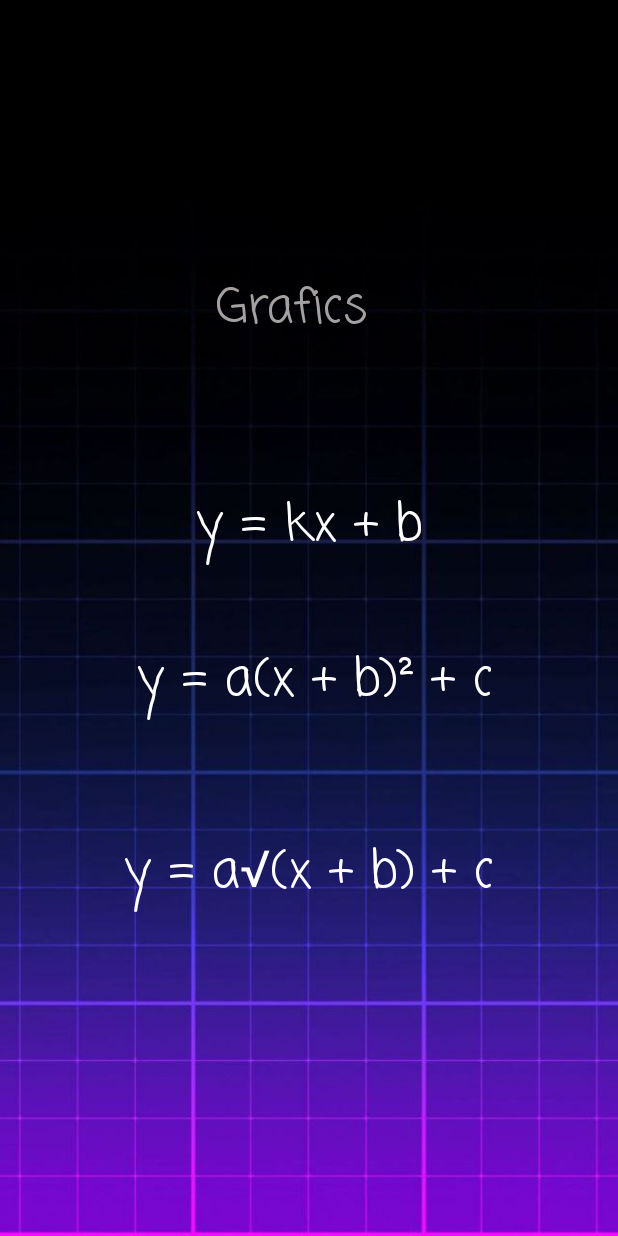
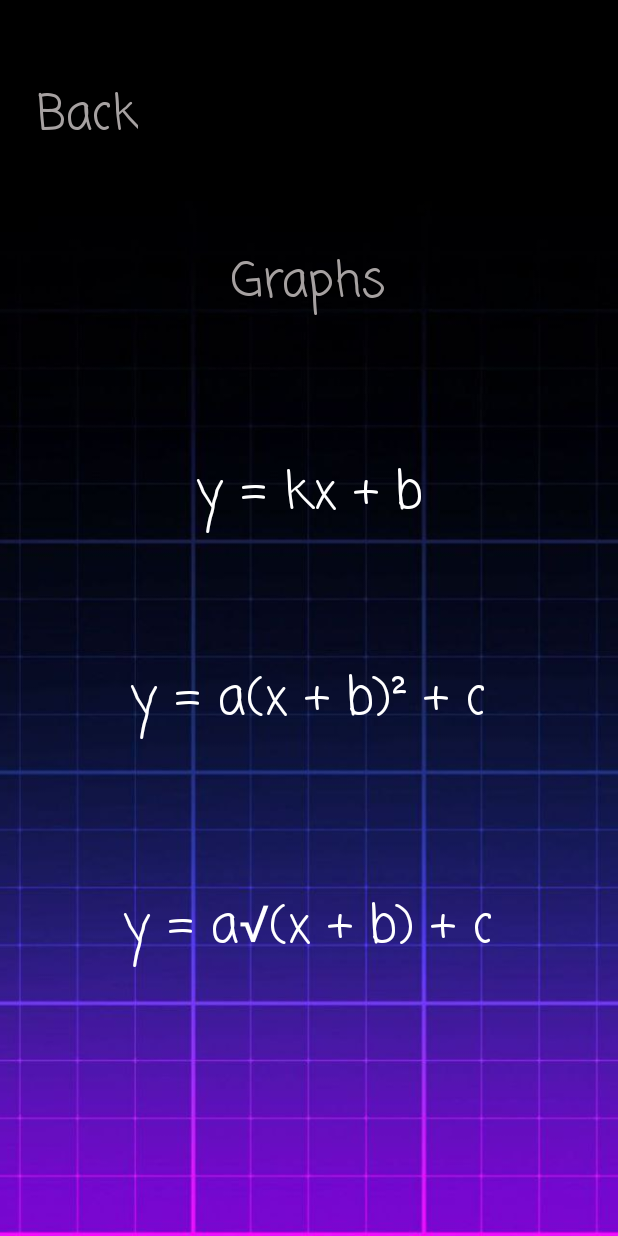
Before and after one commit to fasolka12345/MyGrafics, an Android app: the AboutActivity screen opened directly, with no data from a screen before it, after a tap on "Start", on a phone screen of 412 x 824 dp. Run offline under Robolectric (Android 15) with nearby library versions, the phone set to English and light mode, and no system bars.

Commit message:
Version 9.9.9

```diff
--- a/app/src/main/java/com/example/mygrafics/AboutActivity.java
+++ b/app/src/main/java/com/example/mygrafics/AboutActivity.java
@@ -15,10 +15,17 @@ public class AboutActivity extends AppCompatActivity {
         setContentView(R.layout.activity_about); //
 
         View start = findViewById(R.id.textView13);
-        start.setOnClickListener(this::clickStart);//
+        start.setOnClickListener(this::clickStart);
+
+        View back = findViewById(R.id.textView10);
+        back.setOnClickListener(this::clickBackAbout);//
     }
     public void clickStart(View view) {
         Intent intent = new Intent(getApplicationContext(), GraficsActivity.class);
         startActivity(intent);
     }
+
+    public void clickBackAbout(View view) {
+        finishAndRemoveTask();
+    }
 }
--- a/app/src/main/java/com/example/mygrafics/GraficsActivity.java
+++ b/app/src/main/java/com/example/mygrafics/GraficsActivity.java
@@ -22,6 +22,9 @@ public class GraficsActivity extends AppCompatActivity {
 
         View root = findViewById(R.id.textRoot);
         root.setOnClickListener(this::clickRoot);
+
+        View back = findViewById(R.id.textBack);
+        back.setOnClickListener(this::clickBackGrafics);
     }
 
     public void clickDirect(View view) {
@@ -38,4 +41,8 @@ public class GraficsActivity extends AppCompatActivity {
         Intent intent = new Intent(getApplicationContext(), RootActivity.class);
         startActivity(intent);
     }
+
+    public void clickBackGrafics(View view) {
+        finishAndRemoveTask();
+    }
 }
--- a/app/src/main/res/layout/activity_grafics.xml
+++ b/app/src/main/res/layout/activity_grafics.xml
@@ -11,19 +11,37 @@
         android:id="@+id/imageView2"
         android:layout_width="match_parent"
         android:layout_height="match_parent"
+        android:scaleType="centerCrop"
         app:layout_constraintBottom_toBottomOf="parent"
         app:layout_constraintEnd_toEndOf="parent"
+        app:layout_constraintHorizontal_bias="0.0"
         app:layout_constraintStart_toStartOf="parent"
         app:layout_constraintTop_toTopOf="parent"
-        app:srcCompat="@drawable/mainmain"
-        android:scaleType="centerCrop"/>
+        app:layout_constraintVertical_bias="0.0"
+        app:srcCompat="@drawable/mainmain" />
+
+    <TextView
+        android:id="@+id/textBack"
+        android:layout_width="wrap_content"
+        android:layout_height="wrap_content"
+        android:fontFamily="casual"
+        android:onClick="clickBackGrafics"
+        android:text="Back"
+        android:textColor="#A6A1A1"
+        android:textSize="32sp"
+        app:layout_constraintBottom_toBottomOf="parent"
+        app:layout_constraintEnd_toEndOf="parent"
+        app:layout_constraintHorizontal_bias="0.072"
+        app:layout_constraintStart_toStartOf="parent"
+        app:layout_constraintTop_toTopOf="@+id/imageView2"
+        app:layout_constraintVertical_bias="0.068" />
 
     <TextView
         android:id="@+id/textView"
-        android:layout_width="123dp"
-        android:layout_height="50dp"
+        android:layout_width="wrap_content"
+        android:layout_height="wrap_content"
         android:fontFamily="casual"
-        android:text="Grafics"
+        android:text="Graphs"
         android:textColor="#A6A1A1"
         android:textSize="32sp"
         app:layout_constraintBottom_toBottomOf="parent"
@@ -31,7 +49,7 @@
         app:layout_constraintHorizontal_bias="0.498"
         app:layout_constraintStart_toStartOf="parent"
         app:layout_constraintTop_toTopOf="@+id/imageView2"
-        app:layout_constraintVertical_bias="0.234" />
+        app:layout_constraintVertical_bias="0.212" />
 
     <TextView
         android:id="@+id/textDirect"
@@ -44,27 +62,25 @@
         android:textSize="34sp"
         app:layout_constraintBottom_toBottomOf="@+id/imageView2"
         app:layout_constraintEnd_toEndOf="parent"
-        app:layout_constraintHorizontal_bias="0.501"
         app:layout_constraintStart_toStartOf="@+id/imageView2"
         app:layout_constraintTop_toBottomOf="@+id/textView"
-        app:layout_constraintVertical_bias="0.173" />
+        app:layout_constraintVertical_bias="0.161" />
 
     <TextView
         android:id="@+id/textParabola"
         android:layout_width="wrap_content"
         android:layout_height="wrap_content"
-        android:layout_marginBottom="300dp"
         android:fontFamily="casual"
         android:onClick="clickParabola"
         android:text="y = a(x + b)² + c"
         android:textColor="#FFFFFF"
         android:textSize="34sp"
-        app:layout_constraintBottom_toBottomOf="@+id/imageView2"
-        app:layout_constraintEnd_toEndOf="@+id/imageView2"
-        app:layout_constraintHorizontal_bias="0.523"
+        app:layout_constraintBottom_toBottomOf="parent"
+        app:layout_constraintEnd_toEndOf="parent"
+        app:layout_constraintHorizontal_bias="0.497"
         app:layout_constraintStart_toStartOf="parent"
         app:layout_constraintTop_toBottomOf="@+id/textDirect"
-        app:layout_constraintVertical_bias="0.541" />
+        app:layout_constraintVertical_bias="0.205" />
 
     <TextView
         android:id="@+id/textRoot"
@@ -77,9 +93,9 @@
         android:textSize="34sp"
         app:layout_constraintBottom_toBottomOf="@+id/imageView2"
         app:layout_constraintEnd_toEndOf="parent"
-        app:layout_constraintHorizontal_bias="0.502"
+        app:layout_constraintHorizontal_bias="0.496"
         app:layout_constraintStart_toStartOf="parent"
         app:layout_constraintTop_toBottomOf="@+id/textParabola"
-        app:layout_constraintVertical_bias="0.26" />
+        app:layout_constraintVertical_bias="0.358" />
 
 </androidx.constraintlayout.widget.ConstraintLayout>
```
Also changed, not shown: app/src/main/java/com/example/mygrafics/DirectActivity.java (+7 -0 lines), app/src/main/java/com/example/mygrafics/ParabolaActivity.java (+7 -0 lines), app/src/main/java/com/example/mygrafics/RootActivity.java (+7 -0 lines), app/src/main/res/layout/activity_about.xml (+4 -3 lines), app/src/main/res/layout/activity_direct.xml (+16 -0 lines), app/src/main/res/layout/activity_parabola.xml (+16 -0 lines), app/src/main/res/layout/activity_root.xml (+16 -0 lines).
